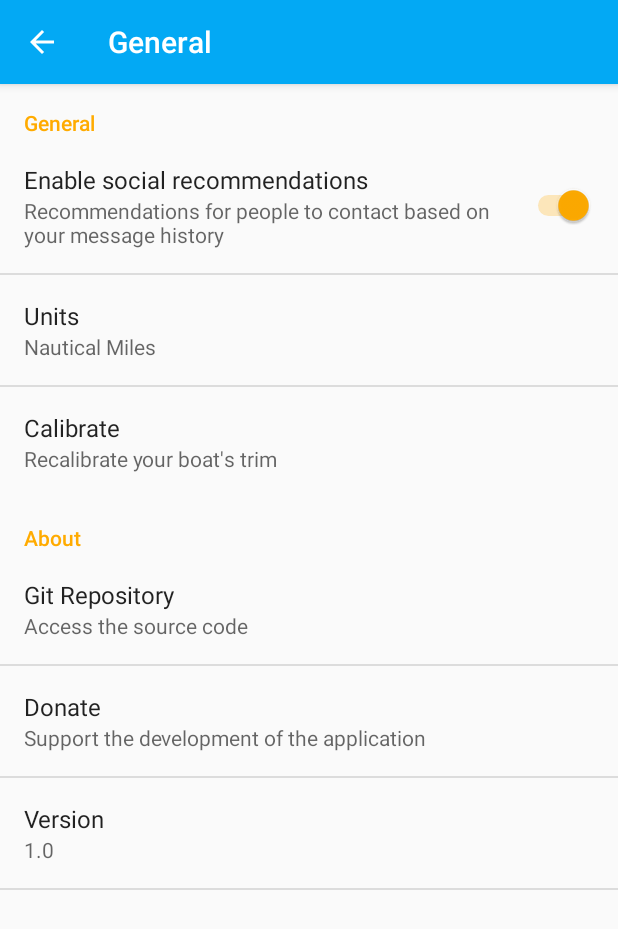
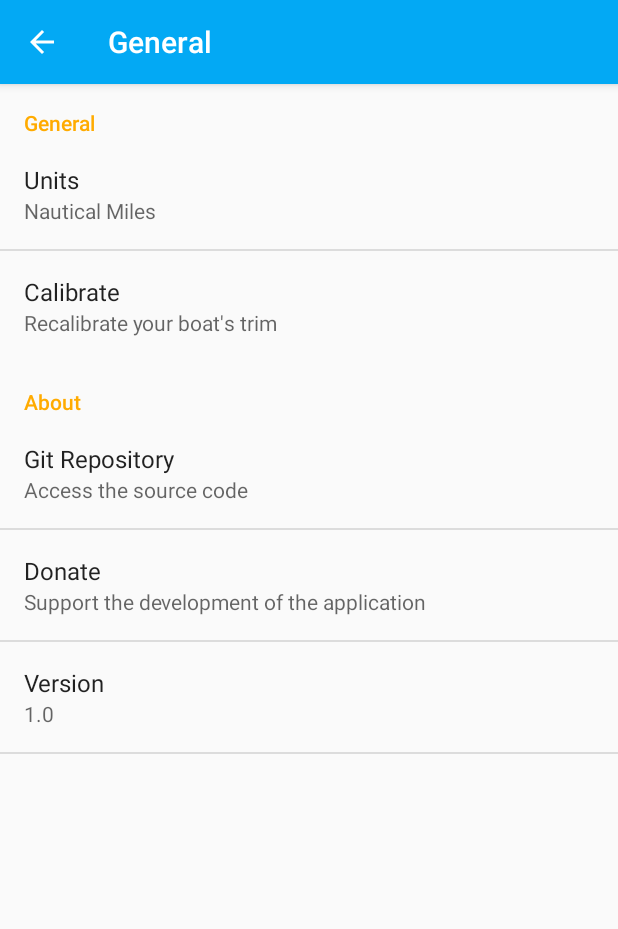
Before and after one commit to keegangeorge/EasyTrim, an Android app: the SettingsActivity screen opened directly, with no data from a screen before it, after a tap on "General", on a phone screen of 412 x 824 dp. Shown: the top 929 px of the screen. Run offline under Robolectric (Android 15) with nearby library versions, the phone set to English and light mode, and no system bars.

Commit message:
Removed unnecessary sub-menus from settings template

```diff
--- a/app/src/main/res/xml/pref_data_sync.xml
+++ /dev/null
@@ -1,21 +0,0 @@
-<PreferenceScreen xmlns:android="http://schemas.android.com/apk/res/android">
-
-    <!-- NOTE: Hide buttons to simplify the UI. Users can touch outside the dialog to
-         dismiss it. -->
-    <!-- NOTE: ListPreference's summary should be set to its value by the activity code. -->
-    <ListPreference
-        android:defaultValue="180"
-        android:entries="@array/pref_sync_frequency_titles"
-        android:entryValues="@array/pref_sync_frequency_values"
-        android:key="sync_frequency"
-        android:negativeButtonText="@null"
-        android:positiveButtonText="@null"
-        android:title="@string/pref_title_sync_frequency" />
-
-    <!-- This preference simply launches an intent when selected. Use this UI sparingly, per
-         design guidelines. -->
-    <Preference android:title="@string/pref_title_system_sync_settings">
-        <intent android:action="android.settings.SYNC_SETTINGS" />
-    </Preference>
-
-</PreferenceScreen>
--- a/app/src/main/res/xml/pref_general.xml
+++ b/app/src/main/res/xml/pref_general.xml
@@ -1,11 +1,5 @@
 <PreferenceScreen xmlns:android="http://schemas.android.com/apk/res/android">
     <PreferenceCategory android:title="@string/pref_category_title_general">
-        <SwitchPreference
-            android:defaultValue="true"
-            android:key="example_switch"
-            android:summary="@string/pref_description_social_recommendations"
-            android:title="@string/pref_title_social_recommendations" />
-
 
         <!-- NOTE: Hide buttons to simplify the UI. Users can touch outside the dialog to
              dismiss it. -->
--- a/app/src/main/res/xml/pref_headers.xml
+++ b/app/src/main/res/xml/pref_headers.xml
@@ -7,14 +7,4 @@
         android:icon="@drawable/ic_info_black_24dp"
         android:title="@string/pref_header_general" />
 
-    <header
-        android:fragment="com.kgeor.easytrim.SettingsActivity$NotificationPreferenceFragment"
-        android:icon="@drawable/ic_notifications_black_24dp"
-        android:title="@string/pref_header_notifications" />
-
-    <header
-        android:fragment="com.kgeor.easytrim.SettingsActivity$DataSyncPreferenceFragment"
-        android:icon="@drawable/ic_sync_black_24dp"
-        android:title="@string/pref_header_data_sync" />
-
 </preference-headers>
--- a/app/src/main/res/xml/pref_notification.xml
+++ /dev/null
@@ -1,27 +0,0 @@
-<PreferenceScreen xmlns:android="http://schemas.android.com/apk/res/android">
-
-    <!-- A 'parent' preference, which enables/disables child preferences (below)
-         when checked/unchecked. -->
-    <SwitchPreference
-        android:defaultValue="true"
-        android:key="notifications_new_message"
-        android:title="@string/pref_title_new_message_notifications" />
-
-    <!-- Allows the user to choose a ringtone in the 'notification' category. -->
-    <!-- NOTE: This preference will be enabled only when the checkbox above is checked. -->
-    <!-- NOTE: RingtonePreference's summary should be set to its value by the activity code. -->
-    <RingtonePreference
-        android:defaultValue="content://settings/system/notification_sound"
-        android:dependency="notifications_new_message"
-        android:key="notifications_new_message_ringtone"
-        android:ringtoneType="notification"
-        android:title="@string/pref_title_ringtone" />
-
-    <!-- NOTE: This preference will be enabled only when the checkbox above is checked. -->
-    <SwitchPreference
-        android:defaultValue="true"
-        android:dependency="notifications_new_message"
-        android:key="notifications_new_message_vibrate"
-        android:title="@string/pref_title_vibrate" />
-
-</PreferenceScreen>
```
Also changed, not shown: app/src/main/java/com/kgeor/easytrim/SettingsActivity.java (+1 -63 lines).
